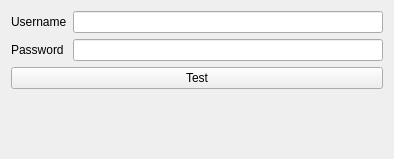
Qt form plugins/LastFmScrobbler/ui/lastfmscrobblerconfig.ui (danvratil/TepSonic) before a commit.
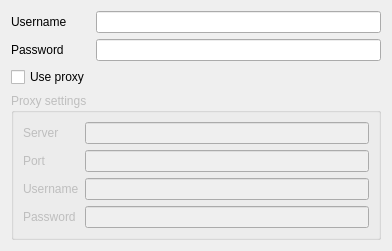
The same form after that commit.

Commit message: LastFmScrobbler: add support for proxy, remove unused stuff

Patch:
```diff
--- a/plugins/LastFmScrobbler/ui/lastfmscrobblerconfig.ui
+++ b/plugins/LastFmScrobbler/ui/lastfmscrobblerconfig.ui
@@ -6,8 +6,8 @@
    <rect>
     <x>0</x>
     <y>0</y>
-    <width>394</width>
-    <height>159</height>
+    <width>392</width>
+    <height>219</height>
    </rect>
   </property>
   <property name="windowTitle">
@@ -27,14 +27,14 @@
    <item row="0" column="1">
     <widget class="QLineEdit" name="usernameEdit"/>
    </item>
-   <item row="1" column="0">
+   <item row="2" column="0">
     <widget class="QLabel" name="label_2">
      <property name="text">
       <string>Password</string>
      </property>
     </widget>
    </item>
-   <item row="1" column="1">
+   <item row="2" column="1">
     <widget class="QLineEdit" name="passwordEdit">
      <property name="text">
       <string/>
@@ -44,23 +44,62 @@
      </property>
     </widget>
    </item>
-   <item row="2" column="0" colspan="2">
-    <widget class="QPushButton" name="testLoginButton">
-     <property name="text">
-      <string>Test</string>
+   <item row="4" column="0" colspan="2">
+    <widget class="QGroupBox" name="proxyGroup">
+     <property name="enabled">
+      <bool>false</bool>
      </property>
+     <property name="title">
+      <string>Proxy settings</string>
+     </property>
+     <layout class="QFormLayout" name="formLayout_2">
+      <item row="0" column="0">
+       <widget class="QLabel" name="label_3">
+        <property name="text">
+         <string>Server</string>
+        </property>
+       </widget>
+      </item>
+      <item row="0" column="1">
+       <widget class="QLineEdit" name="proxyServerEdit"/>
+      </item>
+      <item row="1" column="0">
+       <widget class="QLabel" name="label_4">
+        <property name="text">
+         <string>Port</string>
+        </property>
+       </widget>
+      </item>
+      <item row="1" column="1">
+       <widget class="QLineEdit" name="proxyPortEdit"/>
+      </item>
+      <item row="2" column="0">
+       <widget class="QLabel" name="label_5">
+        <property name="text">
+         <string>Username</string>
+        </property>
+       </widget>
+      </item>
+      <item row="2" column="1">
+       <widget class="QLineEdit" name="proxyUsernameEdit"/>
+      </item>
+      <item row="3" column="0">
+       <widget class="QLabel" name="label_6">
+        <property name="text">
+         <string>Password</string>
+        </property>
+       </widget>
+      </item>
+      <item row="3" column="1">
+       <widget class="QLineEdit" name="proxyPasswordEdit"/>
+      </item>
+     </layout>
     </widget>
    </item>
-   <item row="3" column="0" colspan="2">
-    <widget class="QLabel" name="errorLabel">
-     <property name="font">
-      <font>
-       <weight>75</weight>
-       <bold>true</bold>
-      </font>
-     </property>
+   <item row="3" column="0">
+    <widget class="QCheckBox" name="useProxyCheckBox">
      <property name="text">
-      <string/>
+      <string>Use proxy</string>
      </property>
     </widget>
    </item>
```
The commit also changes 2 other files.
